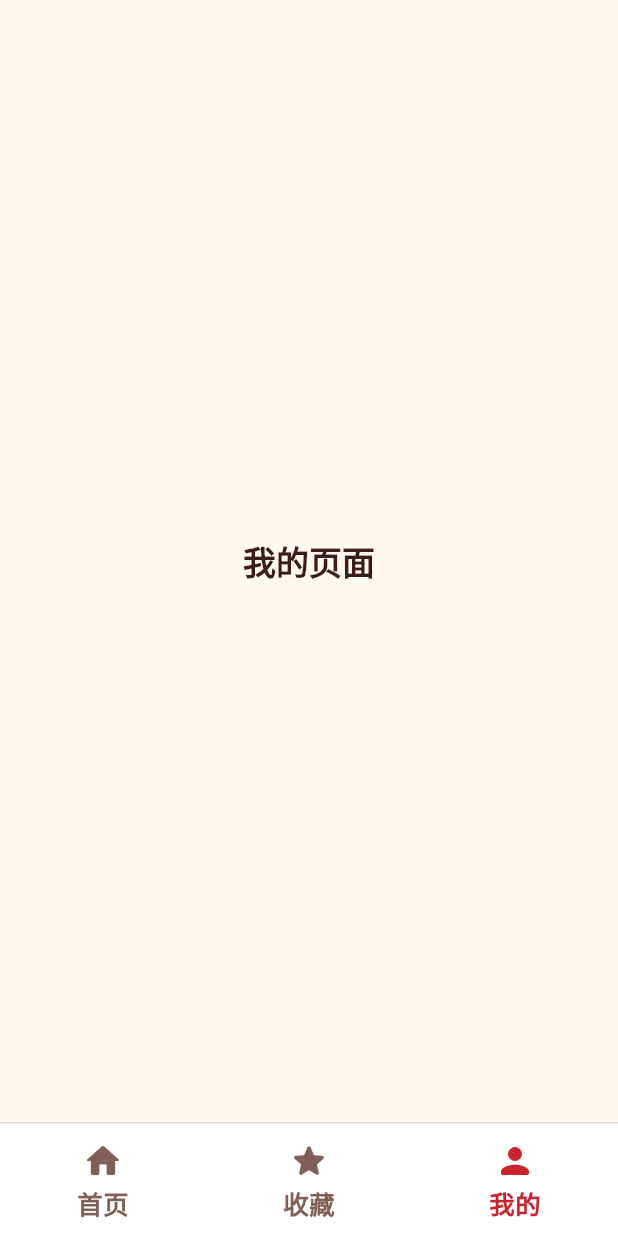
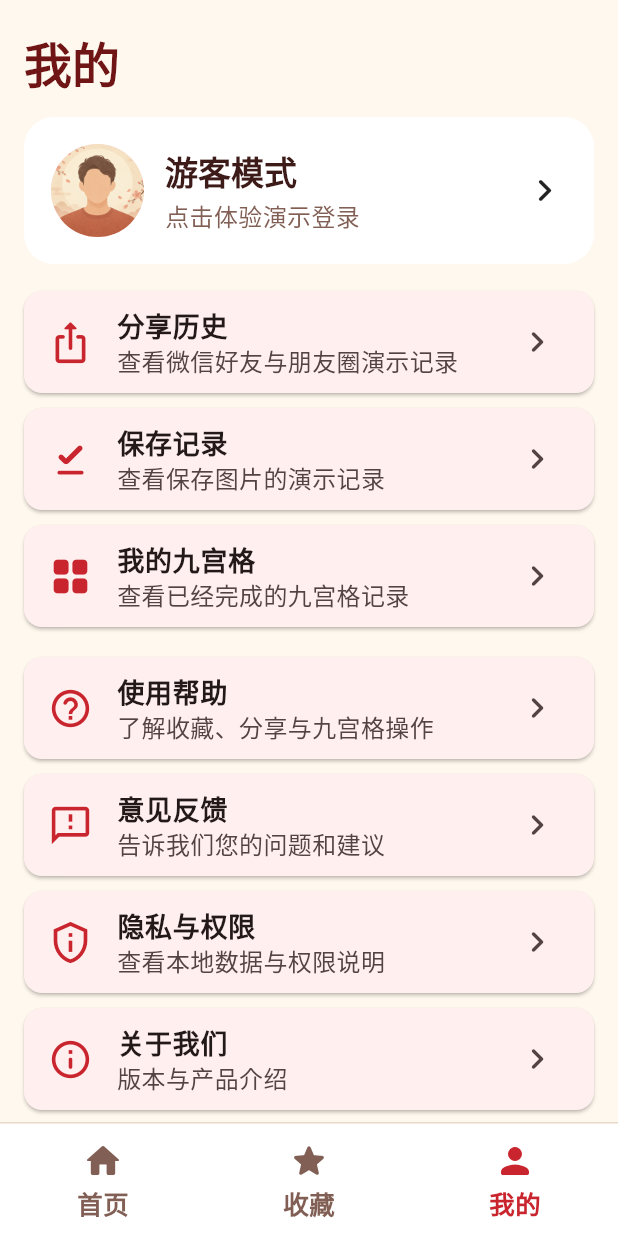
Before and after one commit to clgg/blessing_share, a Flutter app: the screen it shows after launch, item 3 of the bottom bar chosen, on a phone screen of 412 x 824 dp. Run offline on Flutter 3.47's test engine with Material 3 defaults, Android fonts, the phone set to English and light mode, and no system bars; our stand-ins replace shared_preferences; Roboto replaces fonts that are missing (NotoSerifSC).

Commit message:
feat: add favorites and profile flows

```diff
--- a/lib/app/app_shell.dart
+++ b/lib/app/app_shell.dart
@@ -1,5 +1,7 @@
 import 'package:blessing_share/core/widgets/app_bottom_navigation.dart';
 import 'package:blessing_share/features/catalog/presentation/home_page.dart';
+import 'package:blessing_share/features/favorites/favorites_page.dart';
+import 'package:blessing_share/features/profile/profile_page.dart';
 import 'package:flutter/material.dart';
 
 class AppShell extends StatefulWidget {
@@ -12,35 +14,25 @@ class AppShell extends StatefulWidget {
 class _AppShellState extends State<AppShell> {
   int _currentIndex = 0;
 
-  static const _pages = <Widget>[
-    HomePage(),
-    _PlaceholderPage(title: '收藏页面'),
-    _PlaceholderPage(title: '我的页面'),
-  ];
-
   @override
   Widget build(BuildContext context) {
     return Scaffold(
-      body: IndexedStack(index: _currentIndex, children: _pages),
+      body: IndexedStack(
+        index: _currentIndex,
+        children: [
+          const HomePage(),
+          FavoritesPage(onGoHome: () => _selectTab(0)),
+          const ProfilePage(),
+        ],
+      ),
       bottomNavigationBar: AppBottomNavigation(
         currentIndex: _currentIndex,
-        onTap: (index) => setState(() => _currentIndex = index),
+        onTap: _selectTab,
       ),
     );
   }
-}
 
-class _PlaceholderPage extends StatelessWidget {
-  const _PlaceholderPage({required this.title});
-
-  final String title;
-
-  @override
-  Widget build(BuildContext context) {
-    return SafeArea(
-      child: Center(
-        child: Text(title, style: Theme.of(context).textTheme.titleLarge),
-      ),
-    );
+  void _selectTab(int index) {
+    setState(() => _currentIndex = index);
   }
 }
--- /dev/null
+++ b/lib/features/profile/privacy_page.dart
@@ -0,0 +1,35 @@
+import 'package:blessing_share/core/widgets/app_scaffold.dart';
+import 'package:flutter/material.dart';
+
+class PrivacyPage extends StatelessWidget {
+  const PrivacyPage({super.key});
+
+  @override
+  Widget build(BuildContext context) {
+    return AppScaffold(
+      title: '隐私与权限',
+      body: ListView(
+        padding: const EdgeInsets.all(16),
+        children: const [
+          ListTile(
+            leading: Icon(Icons.storage_outlined, size: 30),
+            title: Text('本地数据'),
+            subtitle: Text('收藏、历史和演示登录状态保存在设备本地。'),
+          ),
+          Divider(),
+          ListTile(
+            leading: Icon(Icons.photo_library_outlined, size: 30),
+            title: Text('相册权限'),
+            subtitle: Text('当前版本不会申请相册权限，也不会真正保存图片。'),
+          ),
+          Divider(),
+          ListTile(
+            leading: Icon(Icons.chat_bubble_outline_rounded, size: 30),
+            title: Text('微信接入'),
+            subtitle: Text('当前版本不会唤起微信，后续接入时会单独说明用途。'),
+          ),
+        ],
+      ),
+    );
+  }
+}
--- /dev/null
+++ b/lib/features/profile/profile_page.dart
@@ -0,0 +1,165 @@
+import 'package:blessing_share/app/app_theme.dart';
+import 'package:blessing_share/features/profile/about_page.dart';
+import 'package:blessing_share/features/profile/activity_history_page.dart';
+import 'package:blessing_share/features/profile/domain/activity_record.dart';
+import 'package:blessing_share/features/profile/feedback_page.dart';
+import 'package:blessing_share/features/profile/help_page.dart';
+import 'package:blessing_share/features/profile/privacy_page.dart';
+import 'package:blessing_share/features/profile/session_provider.dart';
+import 'package:flutter/material.dart';
+import 'package:provider/provider.dart';
+
+class ProfilePage extends StatelessWidget {
+  const ProfilePage({super.key});
+
+  @override
+  Widget build(BuildContext context) {
+    final session = context.watch<SessionProvider>();
+    return SafeArea(
+      child: SingleChildScrollView(
+        padding: const EdgeInsets.fromLTRB(16, 22, 16, 32),
+        child: Column(
+          crossAxisAlignment: CrossAxisAlignment.start,
+          children: [
+            Text('我的', style: Theme.of(context).textTheme.displaySmall),
+            const SizedBox(height: 18),
+            Material(
+              color: AppColors.card,
+              borderRadius: BorderRadius.circular(20),
+              child: InkWell(
+                borderRadius: BorderRadius.circular(20),
+                onTap: context.read<SessionProvider>().toggleDemoLogin,
+                child: Padding(
+                  padding: const EdgeInsets.all(18),
+                  child: Row(
+                    children: [
+                      const CircleAvatar(
+                        radius: 31,
+                        backgroundImage:
+                            AssetImage('assets/images/placeholder_person.jpg'),
+                      ),
+                      const SizedBox(width: 14),
+                      Expanded(
+                        child: Column(
+                          crossAxisAlignment: CrossAxisAlignment.start,
+                          children: [
+                            Text(
+                              session.isLoggedIn ? '祝福用户' : '游客模式',
+                              style: Theme.of(context).textTheme.titleLarge,
+                            ),
+                            const SizedBox(height: 4),
+                            Text(
+                              session.isLoggedIn ? '点击退出演示登录' : '点击体验演示登录',
+                              style: Theme.of(context).textTheme.bodyMedium,
+                            ),
+                          ],
+                        ),
+                      ),
+                      const Icon(Icons.chevron_right_rounded, size: 30),
+                    ],
+                  ),
+                ),
+              ),
+            ),
+            const SizedBox(height: 18),
+            _ProfileMenuTile(
+              icon: Icons.ios_share_rounded,
+              title: '分享历史',
+              subtitle: '查看微信好友与朋友圈演示记录',
+              onTap: () => _open(
+                context,
+                const ActivityHistoryPage(
+                  title: '分享历史',
+                  type: ActivityType.share,
+                ),
+              ),
+            ),
+            _ProfileMenuTile(
+              icon: Icons.download_done_rounded,
+              title: '保存记录',
+              subtitle: '查看保存图片的演示记录',
+              onTap: () => _open(
+                context,
+                const ActivityHistoryPage(
+                  title: '保存记录',
+                  type: ActivityType.save,
+                ),
+              ),
+            ),
+            _ProfileMenuTile(
+              icon: Icons.grid_view_rounded,
+              title: '我的九宫格',
+              subtitle: '查看已经完成的九宫格记录',
+              onTap: () => _open(
+                context,
+                const ActivityHistoryPage(
+                  title: '我的九宫格',
+                  type: ActivityType.grid,
+                ),
+              ),
+            ),
+            const SizedBox(height: 10),
+            _ProfileMenuTile(
+              icon: Icons.help_outline_rounded,
+              title: '使用帮助',
+              subtitle: '了解收藏、分享与九宫格操作',
+              onTap: () => _open(context, const HelpPage()),
+            ),
+            _ProfileMenuTile(
+              icon: Icons.feedback_outlined,
+              title: '意见反馈',
+              subtitle: '告诉我们您的问题和建议',
+              onTap: () => _open(context, const FeedbackPage()),
+            ),
+            _ProfileMenuTile(
+              icon: Icons.privacy_tip_outlined,
+              title: '隐私与权限',
+              subtitle: '查看本地数据与权限说明',
+              onTap: () => _open(context, const PrivacyPage()),
+            ),
+            _ProfileMenuTile(
+              icon: Icons.info_outline_rounded,
+              title: '关于我们',
+              subtitle: '版本与产品介绍',
+              onTap: () => _open(context, const AboutPage()),
+            ),
+          ],
+        ),
+      ),
+    );
+  }
+
+  void _open(BuildContext context, Widget page) {
+    Navigator.of(context).push(MaterialPageRoute<void>(builder: (_) => page));
+  }
+}
+
+class _ProfileMenuTile extends StatelessWidget {
+  const _ProfileMenuTile({
+    required this.icon,
+    required this.title,
+    required this.subtitle,
+    required this.onTap,
+  });
+
+  final IconData icon;
+  final String title;
+  final String subtitle;
+  final VoidCallback onTap;
+
+  @override
+  Widget build(BuildContext context) {
+    return Card(
+      margin: const EdgeInsets.only(bottom: 10),
+      child: ListTile(
+        minTileHeight: 68,
+        onTap: onTap,
+        leading: Icon(icon, color: AppColors.primary, size: 30),
+        title: Text(title,
+            style: const TextStyle(fontSize: 18, fontWeight: FontWeight.w700)),
+        subtitle: Text(subtitle),
+        trailing: const Icon(Icons.chevron_right_rounded, size: 28),
+      ),
+    );
+  }
+}
```
Also changed, not shown: lib/features/favorites/favorites_page.dart (added, +150 -0 lines), lib/features/profile/about_page.dart (added, +40 -0 lines), lib/features/profile/activity_history_page.dart (added, +68 -0 lines), lib/features/profile/feedback_page.dart (added, +83 -0 lines), lib/features/profile/help_page.dart (added, +55 -0 lines), 2 other files.
